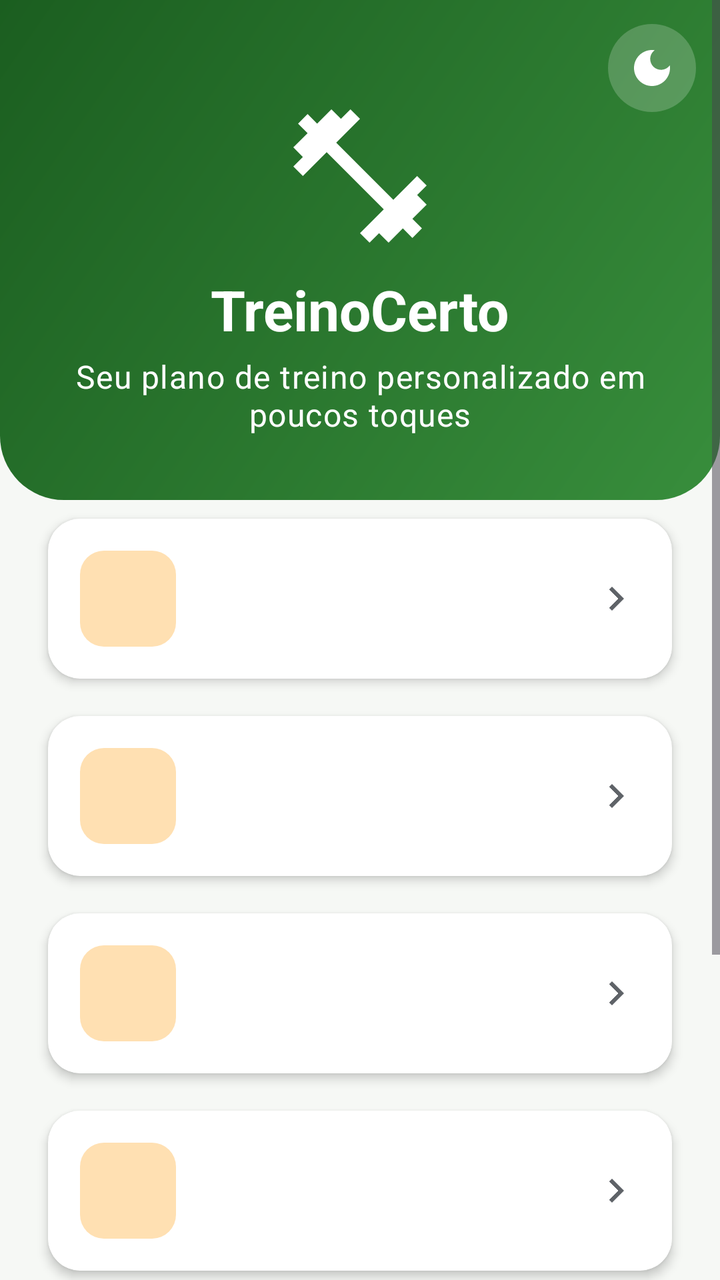
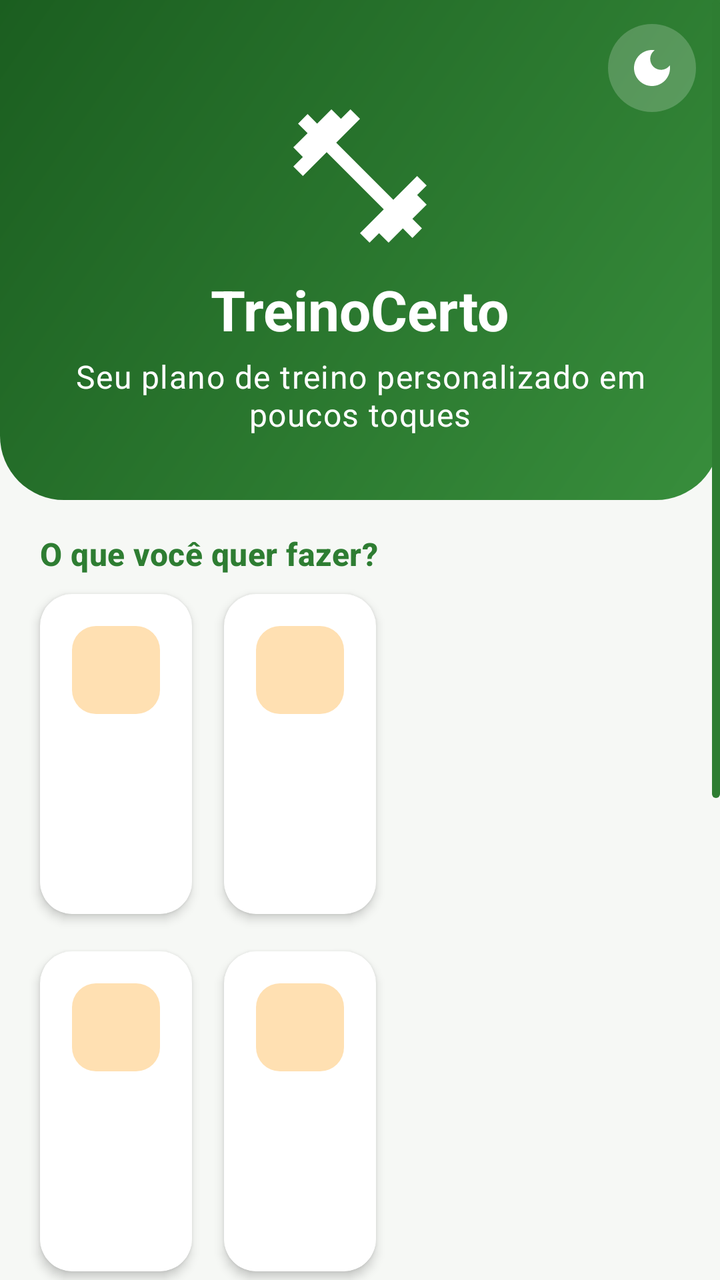

Screens rendered from an Android XML layout before and after an edit, with the pre-edit source and the edit as a unified diff.
<!-- AndroidManifest.xml: application theme Theme.TreinoCerto -->
<!-- res/layout/activity_main.xml -->
<?xml version="1.0" encoding="utf-8"?>
<ScrollView xmlns:android="http://schemas.android.com/apk/res/android"
    xmlns:app="http://schemas.android.com/apk/res-auto"
    android:layout_width="match_parent"
    android:layout_height="match_parent"
    android:fillViewport="true">

    <LinearLayout
        android:layout_width="match_parent"
        android:layout_height="wrap_content"
        android:orientation="vertical">

        
        <FrameLayout
            android:layout_width="match_parent"
            android:layout_height="wrap_content"
            android:background="@drawable/fundo_cabecalho">

            <ImageButton
                android:id="@+id/btnTema"
                android:layout_width="44dp"
                android:layout_height="44dp"
                android:layout_gravity="top|end"
                android:layout_margin="12dp"
                android:background="@drawable/fundo_circulo_claro"
                android:contentDescription="@string/tema_alternar"
                android:padding="10dp"
                android:src="@drawable/ic_tema_escuro"
                app:tint="@color/branco" />

            <LinearLayout
                android:layout_width="match_parent"
                android:layout_height="wrap_content"
                android:gravity="center_horizontal"
                android:orientation="vertical"
                android:paddingTop="48dp"
                android:paddingBottom="32dp">

                <ImageView
                    android:layout_width="80dp"
                    android:layout_height="80dp"
                    android:contentDescription="@string/app_name"
                    android:src="@drawable/ic_haltere"
                    app:tint="@color/branco" />

                <TextView
                    android:layout_width="wrap_content"
                    android:layout_height="wrap_content"
                    android:layout_marginTop="@dimen/espaco_pequeno"
                    android:text="@string/app_name"
                    android:textAppearance="@style/TextAppearance.Material3.HeadlineMedium"
                    android:textColor="@color/branco"
                    android:textStyle="bold" />

                <TextView
                    android:id="@+id/txtSaudacao"
                    android:layout_width="wrap_content"
                    android:layout_height="wrap_content"
                    android:layout_marginHorizontal="@dimen/margem_tela"
                    android:layout_marginTop="4dp"
                    android:gravity="center"
                    android:text="@string/slogan"
                    android:textAppearance="@style/TextAppearance.Material3.BodyLarge"
                    android:textColor="@color/branco" />
            </LinearLayout>
        </FrameLayout>

        
        <androidx.cardview.widget.CardView
            android:id="@+id/cardResumo"
            style="@style/Cartao"
            android:layout_width="match_parent"
            android:layout_height="wrap_content"
            android:layout_marginHorizontal="@dimen/espaco_medio"
            android:layout_marginTop="@dimen/espaco_medio"
            android:clickable="true"
            android:focusable="true"
            android:foreground="?attr/selectableItemBackground"
            android:visibility="gone">

            <LinearLayout
                android:layout_width="match_parent"
                android:layout_height="wrap_content"
                android:orientation="vertical">

                <TextView
                    android:layout_width="wrap_content"
                    android:layout_height="wrap_content"
                    android:text="@string/home_hoje"
                    android:textAppearance="@style/Texto.Secao" />

                <TextView
                    android:id="@+id/txtKcalHoje"
                    android:layout_width="wrap_content"
                    android:layout_height="wrap_content"
                    android:layout_marginTop="@dimen/espaco_pequeno"
                    android:drawablePadding="6dp"
                    android:textAppearance="@style/Texto.Corpo"
                    android:textStyle="bold"
                    app:drawableStartCompat="@drawable/ic_fogo"
                    app:drawableTint="@color/laranja" />

                <ProgressBar
                    android:id="@+id/barraKcalHoje"
                    style="?android:attr/progressBarStyleHorizontal"
                    android:layout_width="match_parent"
                    android:layout_height="10dp"
                    android:layout_marginTop="6dp" />

                <TextView
                    android:id="@+id/txtUltimoPeso"
                    android:layout_width="wrap_content"
                    android:layout_height="wrap_content"
                    android:layout_marginTop="@dimen/espaco_pequeno"
                    android:drawablePadding="6dp"
                    android:textAppearance="@style/Texto.Secundario"
                    app:drawableStartCompat="@drawable/ic_balanca"
                    app:drawableTint="@color/verde_primario" />
            </LinearLayout>
        </androidx.cardview.widget.CardView>

        
        <LinearLayout
            android:layout_width="match_parent"
            android:layout_height="wrap_content"
            android:orientation="vertical"
            android:paddingHorizontal="@dimen/espaco_medio"
            android:paddingBottom="@dimen/espaco_medio">

            <include
                android:id="@+id/menuNovaAvaliacao"
                layout="@layout/item_menu_home" />

            <include
                android:id="@+id/menuDiario"
                layout="@layout/item_menu_home" />

            <include
                android:id="@+id/menuPeso"
                layout="@layout/item_menu_home" />

            <include
                android:id="@+id/menuHistorico"
                layout="@layout/item_menu_home" />

            <include
                android:id="@+id/menuPerfil"
                layout="@layout/item_menu_home" />

            <include
                android:id="@+id/menuSobre"
                layout="@layout/item_menu_home" />
        </LinearLayout>
    </LinearLayout>
</ScrollView>
<!-- res/layout/item_menu_home.xml (included above) -->
<?xml version="1.0" encoding="utf-8"?>
<androidx.cardview.widget.CardView xmlns:android="http://schemas.android.com/apk/res/android"
    xmlns:app="http://schemas.android.com/apk/res-auto"
    style="@style/Cartao"
    android:layout_width="match_parent"
    android:layout_height="wrap_content"
    android:clickable="true"
    android:focusable="true"
    android:foreground="?attr/selectableItemBackground">

    <LinearLayout
        android:layout_width="match_parent"
        android:layout_height="wrap_content"
        android:gravity="center_vertical"
        android:orientation="horizontal">

        <ImageView
            android:id="@+id/imgIcone"
            android:layout_width="48dp"
            android:layout_height="48dp"
            android:background="@drawable/fundo_chip"
            android:importantForAccessibility="no"
            android:padding="10dp"
            app:tint="@color/laranja" />

        <LinearLayout
            android:layout_width="0dp"
            android:layout_height="wrap_content"
            android:layout_marginStart="@dimen/espaco_medio"
            android:layout_weight="1"
            android:orientation="vertical">

            <TextView
                android:id="@+id/txtTitulo"
                android:layout_width="wrap_content"
                android:layout_height="wrap_content"
                android:textAppearance="@style/Texto.Corpo"
                android:textStyle="bold" />

            <TextView
                android:id="@+id/txtDescricao"
                android:layout_width="wrap_content"
                android:layout_height="wrap_content"
                android:textAppearance="@style/Texto.Secundario" />
        </LinearLayout>

        <ImageView
            android:layout_width="24dp"
            android:layout_height="24dp"
            android:importantForAccessibility="no"
            android:src="@drawable/ic_seta_direita"
            app:tint="@color/texto_secundario" />
    </LinearLayout>
</androidx.cardview.widget.CardView>
<!-- resources referenced by this layout -->
<resources>
  <color name="branco">#FFFFFF</color>
  <color name="laranja">#F57C00</color>
  <color name="texto_secundario">#5F6368</color>
  <color name="verde_primario">#2E7D32</color>
  <dimen name="espaco_medio">16dp</dimen>
  <dimen name="espaco_pequeno">8dp</dimen>
  <dimen name="margem_tela">20dp</dimen>
  <!-- drawable fundo_cabecalho (drawable) -->
  <?xml version="1.0" encoding="utf-8"?>
  <shape xmlns:android="http://schemas.android.com/apk/res/android">
      <gradient
          android:angle="315"
          android:endColor="@color/cabecalho_fim"
          android:startColor="@color/cabecalho_inicio" />
      <corners
          android:bottomLeftRadius="32dp"
          android:bottomRightRadius="32dp" />
  </shape>
  <!-- drawable fundo_chip (drawable) -->
  <?xml version="1.0" encoding="utf-8"?>
  <shape xmlns:android="http://schemas.android.com/apk/res/android">
      <solid android:color="@color/laranja_claro" />
      <corners android:radius="12dp" />
  </shape>
  <!-- drawable fundo_circulo_claro (drawable) -->
  <?xml version="1.0" encoding="utf-8"?>
  <shape xmlns:android="http://schemas.android.com/apk/res/android" android:shape="oval">
      <solid android:color="#33FFFFFF" />
  </shape>
  <!-- drawable ic_seta_direita (drawable) -->
  <vector xmlns:android="http://schemas.android.com/apk/res/android"
      android:width="24dp"
      android:height="24dp"
      android:viewportWidth="24"
      android:viewportHeight="24"
      android:tint="?attr/colorControlNormal">
      <path
          android:fillColor="@android:color/white"
          android:pathData="M10,6L8.59,7.41 13.17,12l-4.58,4.59L10,18l6,-6z" />
  </vector>
  <string name="app_name">TreinoCerto</string>
  <string name="home_hoje">Resumo de hoje</string>
  <string name="slogan">Seu plano de treino personalizado em poucos toques</string>
  <string name="tema_alternar">Alternar tema claro/escuro</string>
  <style name="Cartao" parent="">
          <item name="cardCornerRadius">16dp</item>
          <item name="cardElevation">3dp</item>
          <item name="cardBackgroundColor">@color/superficie</item>
          <item name="contentPadding">16dp</item>
          <item name="cardUseCompatPadding">true</item>
      </style>
  <style name="Texto.Corpo" parent="TextAppearance.Material3.BodyLarge">
          <item name="android:textColor">@color/texto_primario</item>
      </style>
  <style name="Texto.Secao" parent="TextAppearance.Material3.TitleMedium">
          <item name="android:textColor">@color/verde_primario</item>
          <item name="android:textStyle">bold</item>
      </style>
  <style name="Texto.Secundario" parent="TextAppearance.Material3.BodyMedium">
          <item name="android:textColor">@color/texto_secundario</item>
      </style>
  <color name="cabecalho_fim">#388E3C</color>
  <color name="cabecalho_inicio">#1B5E20</color>
  <color name="laranja_claro">#FFE0B2</color>
  <color name="superficie">#FFFFFF</color>
  <color name="texto_primario">#1C1B1F</color>
  <color name="sobre_primario">#FFFFFF</color>
  <color name="verde_claro">#C8E6C9</color>
  <color name="fundo">#F6F8F5</color>
  <color name="erro">#C62828</color>
  <style name="Widget.TreinoCerto.ActionBar" parent="Widget.Material3.ActionBar.Solid">
          <item name="background">@color/barra_superior</item>
          <item name="titleTextStyle">@style/TextAppearance.TreinoCerto.ActionBarTitle</item>
      </style>
  <color name="barra_superior">#2E7D32</color>
  <style name="TextAppearance.TreinoCerto.ActionBarTitle" parent="TextAppearance.Material3.TitleLarge">
          <item name="android:textColor">@color/branco</item>
      </style>
  <!-- unchanged entries left out for length: 5 -->
</resources>

<!-- the commit's change to res/layout/activity_main.xml (unified diff, before → after) -->
@@ -3,7 +3,10 @@
     xmlns:app="http://schemas.android.com/apk/res-auto"
     android:layout_width="match_parent"
     android:layout_height="match_parent"
-    android:fillViewport="true">
+    android:fadeScrollbars="false"
+    android:fillViewport="true"
+    android:scrollbarThumbVertical="@drawable/barra_rolagem"
+    android:scrollbars="vertical">
 
     <LinearLayout
         android:layout_width="match_parent"
@@ -120,46 +123,59 @@
         </androidx.cardview.widget.CardView>
 
         
-        <LinearLayout
+        <TextView
+            android:layout_width="wrap_content"
+            android:layout_height="wrap_content"
+            android:layout_marginHorizontal="20dp"
+            android:layout_marginTop="@dimen/espaco_medio"
+            android:text="@string/home_o_que_fazer"
+            android:textAppearance="@style/Texto.Secao" />
+
+        <GridLayout
             android:layout_width="match_parent"
             android:layout_height="wrap_content"
-            android:orientation="vertical"
-            android:paddingHorizontal="@dimen/espaco_medio"
-            android:paddingBottom="@dimen/espaco_medio">
+            android:columnCount="2"
+            android:paddingHorizontal="12dp"
+            android:paddingBottom="@dimen/espaco_grande">
 
             <include
                 android:id="@+id/menuNovaAvaliacao"
-                layout="@layout/item_menu_home" />
+                layout="@layout/item_menu_grade" />
+
+            <include
+                android:id="@+id/menuProgresso"
+                layout="@layout/item_menu_grade" />
 
             <include
                 android:id="@+id/menuDiario"
-                layout="@layout/item_menu_home" />
+                layout="@layout/item_menu_grade" />
 
             <include
                 android:id="@+id/menuPeso"
-                layout="@layout/item_menu_home" />
+                layout="@layout/item_menu_grade" />
 
             <include
                 android:id="@+id/menuHistorico"
-                layout="@layout/item_menu_home" />
+                layout="@layout/item_menu_grade" />
 
             <include
                 android:id="@+id/menuPerfil"
-                layout="@layout/item_menu_home" />
+                layout="@layout/item_menu_grade" />
 
             <include
                 android:id="@+id/menuSobre"
-                layout="@layout/item_menu_home" />
-        </LinearLayout>
+                layout="@layout/item_menu_grade" />
+        </GridLayout>
     </LinearLayout>
 </ScrollView>
-<!-- res/layout/item_menu_home.xml (included above) -->
+<!-- res/layout/item_menu_grade.xml (included above) -->
 <?xml version="1.0" encoding="utf-8"?>
 <androidx.cardview.widget.CardView xmlns:android="http://schemas.android.com/apk/res/android"
     xmlns:app="http://schemas.android.com/apk/res-auto"
     style="@style/Cartao"
-    android:layout_width="match_parent"
+    android:layout_width="0dp"
     android:layout_height="wrap_content"
+    android:layout_columnWeight="1"
     android:clickable="true"
     android:focusable="true"
     android:foreground="?attr/selectableItemBackground">
@@ -167,44 +183,32 @@
     <LinearLayout
         android:layout_width="match_parent"
         android:layout_height="wrap_content"
-        android:gravity="center_vertical"
-        android:orientation="horizontal">
+        android:minHeight="128dp"
+        android:orientation="vertical">
 
         <ImageView
             android:id="@+id/imgIcone"
-            android:layout_width="48dp"
-            android:layout_height="48dp"
+            android:layout_width="44dp"
+            android:layout_height="44dp"
             android:background="@drawable/fundo_chip"
             android:importantForAccessibility="no"
             android:padding="10dp"
             app:tint="@color/laranja" />
 
-        <LinearLayout
-            android:layout_width="0dp"
-            android:layout_height="wrap_content"
-            android:layout_marginStart="@dimen/espaco_medio"
-            android:layout_weight="1"
-            android:orientation="vertical">
-
-            <TextView
-                android:id="@+id/txtTitulo"
-                android:layout_width="wrap_content"
-                android:layout_height="wrap_content"
-                android:textAppearance="@style/Texto.Corpo"
-                android:textStyle="bold" />
-
-            <TextView
-                android:id="@+id/txtDescricao"
-                android:layout_width="wrap_content"
-                android:layout_height="wrap_content"
-                android:textAppearance="@style/Texto.Secundario" />
-        </LinearLayout>
-
-        <ImageView
-            android:layout_width="24dp"
-            android:layout_height="24dp"
-            android:importantForAccessibility="no"
-            android:src="@drawable/ic_seta_direita"
-            app:tint="@color/texto_secundario" />
+        <TextView
+            android:id="@+id/txtTitulo"
+            android:layout_width="wrap_content"
+            android:layout_height="wrap_content"
+            android:layout_marginTop="@dimen/espaco_pequeno"
+            android:textAppearance="@style/Texto.Corpo"
+            android:textStyle="bold" />
+
+        <TextView
+            android:id="@+id/txtDescricao"
+            android:layout_width="wrap_content"
+            android:layout_height="wrap_content"
+            android:maxLines="2"
+            android:textAppearance="@style/TextAppearance.Material3.BodySmall"
+            android:textColor="@color/texto_secundario" />
     </LinearLayout>
 </androidx.cardview.widget.CardView>
<!-- resource entries referenced after the edit -->
@@ -4,9 +4,17 @@
   <color name="laranja">#F57C00</color>
   <color name="texto_secundario">#5F6368</color>
   <color name="verde_primario">#2E7D32</color>
+  <dimen name="espaco_grande">24dp</dimen>
   <dimen name="espaco_medio">16dp</dimen>
   <dimen name="espaco_pequeno">8dp</dimen>
   <dimen name="margem_tela">20dp</dimen>
+  <!-- drawable barra_rolagem (drawable) -->
+  <?xml version="1.0" encoding="utf-8"?>
+  <shape xmlns:android="http://schemas.android.com/apk/res/android" android:shape="rectangle">
+      <solid android:color="@color/verde_primario" />
+      <corners android:radius="2dp" />
+      <size android:width="4dp" android:height="4dp" />
+  </shape>
   <!-- drawable fundo_cabecalho (drawable) -->
   <?xml version="1.0" encoding="utf-8"?>
   <shape xmlns:android="http://schemas.android.com/apk/res/android">
@@ -29,19 +37,9 @@
   <shape xmlns:android="http://schemas.android.com/apk/res/android" android:shape="oval">
       <solid android:color="#33FFFFFF" />
   </shape>
-  <!-- drawable ic_seta_direita (drawable) -->
-  <vector xmlns:android="http://schemas.android.com/apk/res/android"
-      android:width="24dp"
-      android:height="24dp"
-      android:viewportWidth="24"
-      android:viewportHeight="24"
-      android:tint="?attr/colorControlNormal">
-      <path
-          android:fillColor="@android:color/white"
-          android:pathData="M10,6L8.59,7.41 13.17,12l-4.58,4.59L10,18l6,-6z" />
-  </vector>
   <string name="app_name">TreinoCerto</string>
   <string name="home_hoje">Resumo de hoje</string>
+  <string name="home_o_que_fazer">O que você quer fazer?</string>
   <string name="slogan">Seu plano de treino personalizado em poucos toques</string>
   <string name="tema_alternar">Alternar tema claro/escuro</string>
   <style name="Cartao" parent="">
